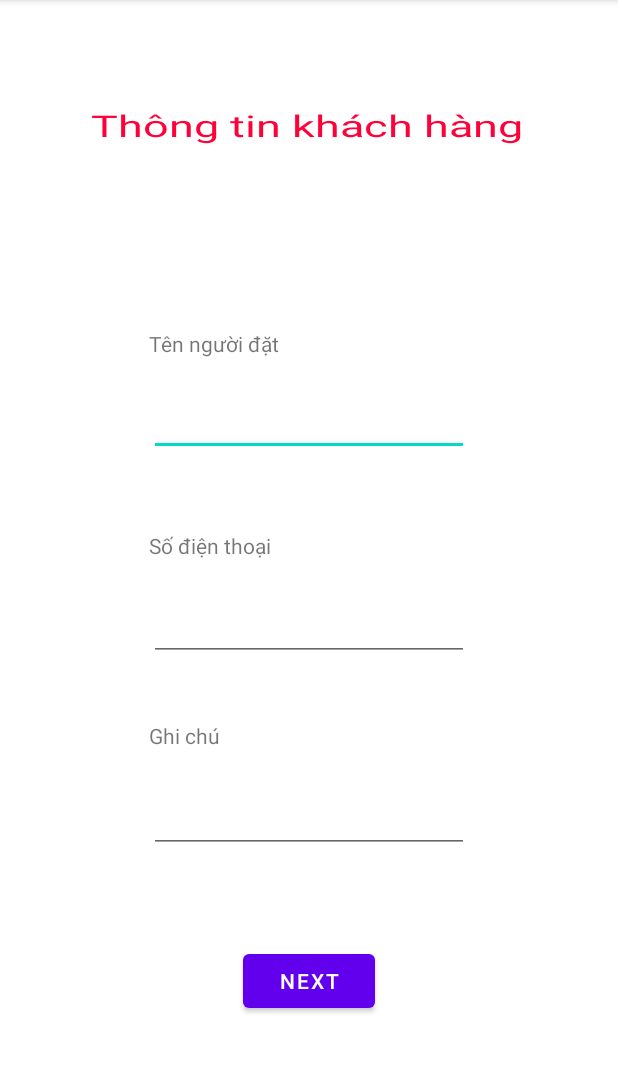
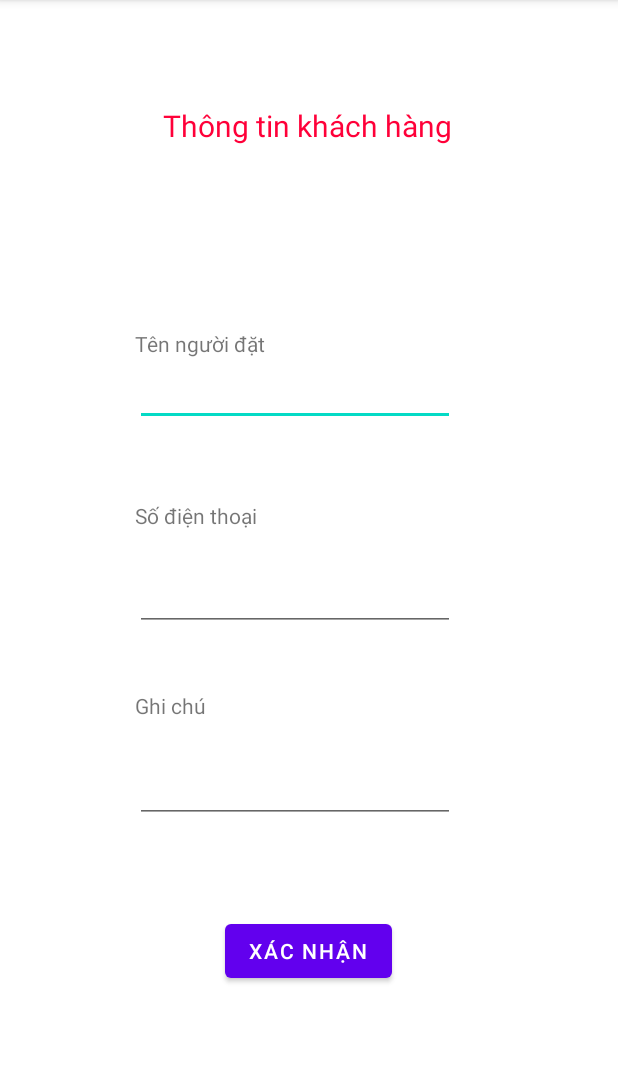
Before and after one commit to VinhPham2412/SmartOrder, an Android app: the GetTableActivity2 screen opened directly, with no data from a screen before it, on a phone screen of 412 x 824 dp, the part 84-1157 px from its top. Run offline under Robolectric (Android 15) with nearby library versions, the phone set to English and light mode, and no system bars; our stand-ins replace Firebase (no records; nobody signed in at launch, a user with empty details on screens opened directly).

Commit message:
Done HistoryOrders of Customer

```diff
--- a/app/src/main/java/adapter/BookedHistoryAdapter.java
+++ b/app/src/main/java/adapter/BookedHistoryAdapter.java
@@ -44,8 +44,9 @@ public class BookedHistoryAdapter extends RecyclerView.Adapter<BookedHistoryAdap
             return btngetFood;
         }
     }
-    public BookedHistoryAdapter(List<ProcessOrder> list){
+    public BookedHistoryAdapter(List<ProcessOrder> list,Context context){
         this.list = list;
+        this.context=context;
     }
     @Override
     public ViewHolder onCreateViewHolder(ViewGroup parent, int viewType) {
@@ -64,7 +65,7 @@ public class BookedHistoryAdapter extends RecyclerView.Adapter<BookedHistoryAdap
         holder.getTxtText().setText("Người đặt : "+order.getName()+
                 "\nSố điện thoại : "+order.getPhone()+
                 "\nGiờ ăn : "+order.getDate().toString()+
-                "\nSố người ăn : "+order.getNoPp()+
+                "\nSố người ăn : "+order.getNumberOfPeople()+
                 "\nGhi chú : "+order.getNote());
         if (order.getIsVerify()) {
             holder.getTxtStatus().setText("Đã xác nhận");
--- a/app/src/main/java/com/example/su21g3project/AccountActivity.java
+++ b/app/src/main/java/com/example/su21g3project/AccountActivity.java
@@ -51,7 +51,7 @@ public class AccountActivity extends AppCompatActivity {
         txtName=findViewById(R.id.fragment_nameAccount);
         txtPhone=findViewById(R.id.fragment_phoneAccount);
         txtBookedHistory = findViewById(R.id.txtTableHistory);
-        txtOrderHistory =findViewById(R.id.txtTransactionHistory);
+//        txtOrderHistory =findViewById(R.id.txtTransactionHistory);
 
         user=FirebaseAuth.getInstance().getCurrentUser();
         if(user!=null){
@@ -104,9 +104,7 @@ public class AccountActivity extends AppCompatActivity {
             intent.addFlags(Intent.FLAG_ACTIVITY_SINGLE_TOP | Intent.FLAG_ACTIVITY_CLEAR_TOP);
             startActivity(intent);
         });
-        txtOrderHistory.setOnClickListener(v -> {
 
-        });
         txtBookedHistory.setOnClickListener(v -> {
             Intent intent = new Intent(AccountActivity.this, BookedHistory.class);
             startActivity(intent);
--- a/app/src/main/java/com/example/su21g3project/GetTableActivity2.java
+++ b/app/src/main/java/com/example/su21g3project/GetTableActivity2.java
@@ -88,7 +88,7 @@ public class GetTableActivity2 extends AppCompatActivity {
             reference.child(orderId).setValue(order.toMap()).addOnCompleteListener(task -> {
                 if(task.isSuccessful()){
                     Toast.makeText(GetTableActivity2.this,
-                            "Your order have been received.",Toast.LENGTH_SHORT).show();
+                            "Gửi yêu cầu đặt bàn thành công!",Toast.LENGTH_SHORT).show();
                     btnNext.setVisibility(View.VISIBLE);
                     bar.setVisibility(View.GONE);
                     finish();
--- a/app/src/main/java/com/example/su21g3project/MainActivity.java
+++ b/app/src/main/java/com/example/su21g3project/MainActivity.java
@@ -52,7 +52,6 @@ public class MainActivity extends AppCompatActivity {
     @Override
     protected void onCreate(Bundle savedInstanceState) {
         super.onCreate(savedInstanceState);
-
         setContentView(R.layout.activity_main);
         mNavigationView=findViewById(R.id.navigation);
         mNavigationView.setSelectedItemId(R.id.navigation_home);
@@ -188,6 +187,7 @@ public class MainActivity extends AppCompatActivity {
     @Override
     protected void onResume() {
         super.onResume();
+        mNavigationView.setSelectedItemId(R.id.navigation_home);
         SharedPreferences preferences=getSharedPreferences("main", Context.MODE_PRIVATE);
         String visible=preferences.getString("1","login");
         if (visible.equals("logout")){
@@ -195,8 +195,8 @@ public class MainActivity extends AppCompatActivity {
             imageButton.setVisibility(View.INVISIBLE);
             btnNotHaveAccount.setVisibility(View.INVISIBLE);
         }
-        else
+        else {
             return;
-        mNavigationView.setSelectedItemId(R.id.navigation_home);
+        }
     }
 }
--- a/app/src/main/res/layout/activity_get_table2.xml
+++ b/app/src/main/res/layout/activity_get_table2.xml
@@ -1,44 +1,14 @@
 <?xml version="1.0" encoding="utf-8"?>
 <ScrollView android:layout_width="match_parent"
-    android:layout_height="match_parent"
+    android:layout_height="wrap_content"
     xmlns:android="http://schemas.android.com/apk/res/android">
-<androidx.constraintlayout.widget.ConstraintLayout
+<LinearLayout
     xmlns:android="http://schemas.android.com/apk/res/android"
-    xmlns:app="http://schemas.android.com/apk/res-auto"
     xmlns:tools="http://schemas.android.com/tools"
     android:layout_width="match_parent"
     android:layout_height="wrap_content"
+    android:orientation="vertical"
     tools:context=".GetTableActivity2">
-
-    <TextView
-        android:id="@+id/textView11"
-        android:layout_width="wrap_content"
-        android:layout_height="wrap_content"
-        android:layout_marginBottom="20dp"
-        android:text="@string/tennguoidat"
-        app:layout_constraintBottom_toTopOf="@+id/txtCName"
-        app:layout_constraintStart_toStartOf="@+id/txtCName"
-        app:layout_constraintTop_toBottomOf="@+id/textView14" />
-
-    <TextView
-        android:id="@+id/textView12"
-        android:layout_width="wrap_content"
-        android:layout_height="wrap_content"
-        android:layout_marginBottom="22dp"
-        android:text="@string/sodienthoai"
-        app:layout_constraintBottom_toTopOf="@+id/txtCPhone"
-        app:layout_constraintStart_toStartOf="@+id/txtCPhone"
-        app:layout_constraintTop_toBottomOf="@+id/txtCName" />
-
-    <TextView
-        android:id="@+id/textView13"
-        android:layout_width="wrap_content"
-        android:layout_height="wrap_content"
-        android:layout_marginBottom="23dp"
-        android:text="@string/ghichu"
-        app:layout_constraintBottom_toTopOf="@+id/txtNote"
-        app:layout_constraintStart_toStartOf="@+id/txtNote"
-        app:layout_constraintTop_toBottomOf="@+id/txtCPhone" />
 
     <TextView
         android:id="@+id/textView14"
@@ -50,74 +20,75 @@
         android:gravity="center"
         android:text="@string/thongtinkhachhang"
         android:textColor="@color/red"
-        android:textScaleX="1.5"
         android:textSize="20dp"
-        app:layout_constraintBottom_toTopOf="@+id/textView11"
-        app:layout_constraintStart_toStartOf="parent"
-        app:layout_constraintTop_toTopOf="parent" />
+        />
+    <TextView
+        android:id="@+id/textView11"
+        android:layout_marginStart="90dp"
+        android:layout_width="wrap_content"
+        android:layout_height="wrap_content"
+        android:text="@string/tennguoidat"
+        />
 
     <EditText
         android:id="@+id/txtCName"
         android:layout_width="wrap_content"
         android:layout_height="wrap_content"
-        android:layout_marginStart="57dp"
-        android:layout_marginEnd="57dp"
+        android:layout_marginStart="90dp"
         android:layout_marginBottom="50dp"
         android:ems="10"
-        android:inputType="textPersonName"
-        app:layout_constraintBottom_toTopOf="@+id/textView12"
-        app:layout_constraintEnd_toEndOf="parent"
-        app:layout_constraintStart_toStartOf="parent"
-        app:layout_constraintTop_toBottomOf="@+id/textView11" />
+        android:inputType="textPersonName" />
+    <TextView
+        android:layout_marginStart="90dp"
+        android:id="@+id/textView12"
+        android:layout_width="wrap_content"
+        android:layout_height="wrap_content"
+        android:layout_marginBottom="22dp"
+        android:text="@string/sodienthoai"
+        />
 
     <EditText
         android:id="@+id/txtCPhone"
         android:layout_width="wrap_content"
         android:layout_height="wrap_content"
-        android:layout_marginStart="57dp"
-        android:layout_marginEnd="57dp"
+        android:layout_marginStart="90dp"
         android:layout_marginBottom="40dp"
         android:ems="10"
         android:inputType="number"
-        app:layout_constraintBottom_toTopOf="@+id/textView13"
-        app:layout_constraintEnd_toEndOf="parent"
-        app:layout_constraintStart_toStartOf="parent"
-        app:layout_constraintTop_toBottomOf="@+id/textView12" />
-
+        />
+    <TextView
+        android:layout_marginStart="90dp"
+        android:id="@+id/textView13"
+        android:layout_width="wrap_content"
+        android:layout_height="wrap_content"
+        android:layout_marginBottom="23dp"
+        android:text="@string/ghichu"
+        />
     <EditText
         android:id="@+id/txtNote"
         android:layout_width="wrap_content"
         android:layout_height="wrap_content"
-        android:layout_marginStart="57dp"
-        android:layout_marginEnd="57dp"
+        android:layout_marginStart="90dp"
         android:layout_marginBottom="61dp"
         android:ems="10"
         android:inputType="textPersonName"
-        app:layout_constraintBottom_toTopOf="@+id/btnNext1"
-        app:layout_constraintEnd_toEndOf="parent"
-        app:layout_constraintStart_toStartOf="parent"
-        app:layout_constraintTop_toBottomOf="@+id/textView13" />
+       />
 
     <Button
         android:id="@+id/btnNext1"
         android:layout_width="wrap_content"
         android:layout_height="wrap_content"
-        android:layout_marginBottom="86dp"
-        android:text="@string/btnNext"
-        app:layout_constraintBottom_toBottomOf="parent"
-        app:layout_constraintEnd_toEndOf="parent"
-        app:layout_constraintStart_toStartOf="parent"
-        app:layout_constraintTop_toBottomOf="@+id/txtNote" />
+        android:text="Xác nhận"
+        android:layout_marginStart="150dp"
+        />
 
     <ProgressBar
         android:id="@+id/progressBar5"
         style="?android:attr/progressBarStyle"
         android:layout_width="wrap_content"
         android:layout_height="wrap_content"
-        android:layout_marginStart="181dp"
-        android:layout_marginTop="597dp"
+        android:layout_marginStart="170dp"
         android:visibility="gone"
-        app:layout_constraintStart_toStartOf="parent"
-        app:layout_constraintTop_toTopOf="parent" />
-</androidx.constraintlayout.widget.ConstraintLayout>
+        />
+</LinearLayout>
 </ScrollView>
--- a/app/src/main/res/layout/booked_history.xml
+++ b/app/src/main/res/layout/booked_history.xml
@@ -1,4 +1,8 @@
 <?xml version="1.0" encoding="utf-8"?>
+<ScrollView android:layout_width="match_parent"
+    android:layout_height="wrap_content"
+    xmlns:android="http://schemas.android.com/apk/res/android">
+    xmlns:android="http://schemas.android.com/apk/res/android" />
 <androidx.constraintlayout.widget.ConstraintLayout xmlns:android="http://schemas.android.com/apk/res/android"
     xmlns:app="http://schemas.android.com/apk/res-auto"
     xmlns:tools="http://schemas.android.com/tools"
@@ -35,3 +39,4 @@
         app:layout_constraintStart_toStartOf="parent"
         app:layout_constraintTop_toTopOf="parent" />
 </androidx.constraintlayout.widget.ConstraintLayout>
+</ScrollView>
```
Also changed, not shown: app/src/main/java/com/example/su21g3project/Customer/BookedHistory.java (+32 -14 lines), app/src/main/java/model/ProcessOrder.java (+8 -8 lines), app/src/main/res/layout/activity_account.xml (+1 -12 lines), app/src/main/res/layout/activity_customer_booked_history.xml (+7 -9 lines).
